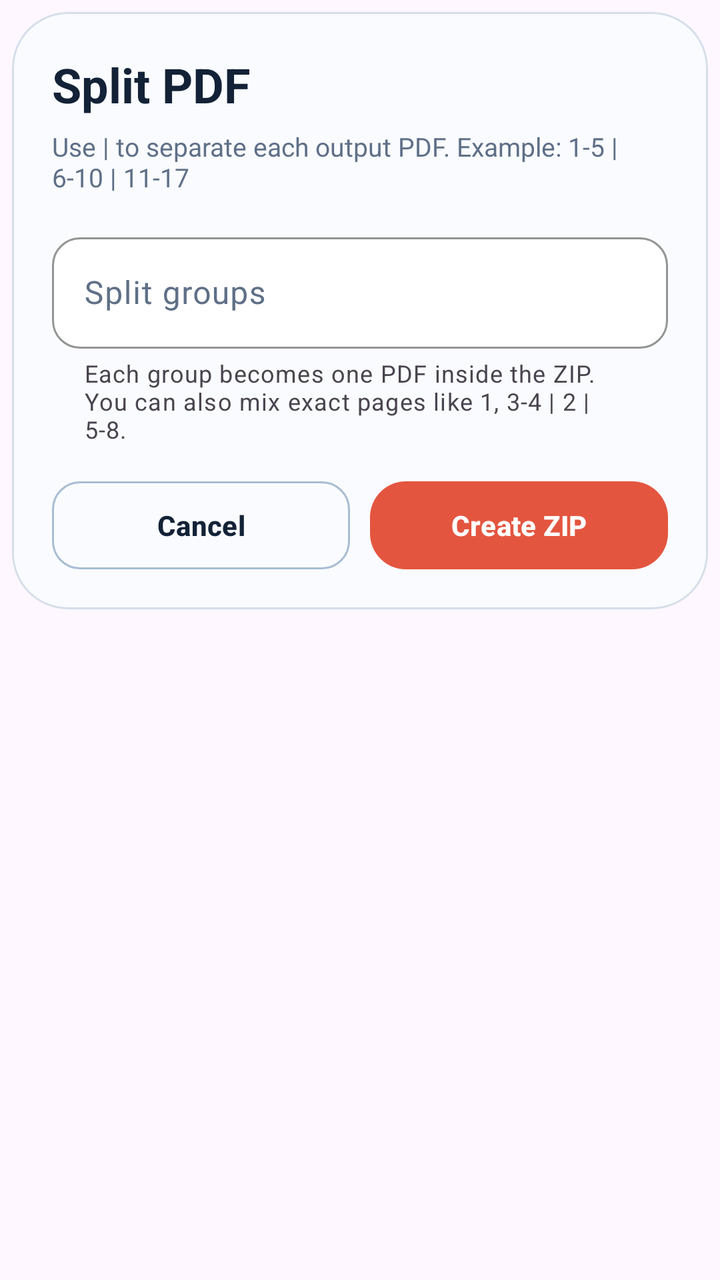
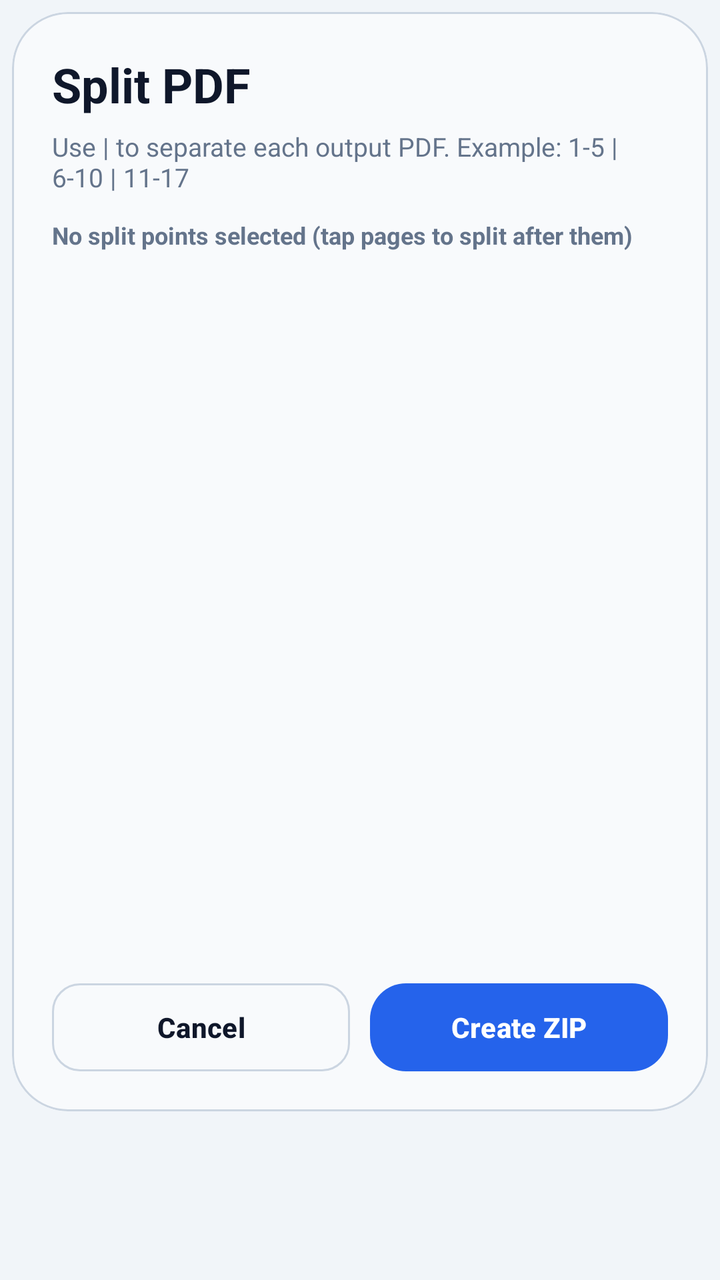

Compare the two renders of this Android layout. The source of the first and the diff that turns it into the second are given below.
<!-- AndroidManifest.xml: application theme Theme.PDFZipExporter -->
<!-- res/layout/dialog_split_pdf.xml -->
<?xml version="1.0" encoding="utf-8"?>
<LinearLayout xmlns:android="http://schemas.android.com/apk/res/android"
    xmlns:app="http://schemas.android.com/apk/res-auto"
    android:layout_width="match_parent"
    android:layout_height="wrap_content"
    android:orientation="vertical"
    android:padding="6dp">

    <com.google.android.material.card.MaterialCardView
        android:layout_width="match_parent"
        android:layout_height="wrap_content"
        app:cardBackgroundColor="@color/card_surface_strong"
        app:cardCornerRadius="28dp"
        app:cardElevation="0dp"
        app:strokeColor="@color/card_stroke"
        app:strokeWidth="1dp">

        <LinearLayout
            android:layout_width="match_parent"
            android:layout_height="wrap_content"
            android:orientation="vertical"
            android:padding="20dp">

            <LinearLayout
                android:layout_width="match_parent"
                android:layout_height="wrap_content"
                android:gravity="center_vertical"
                android:orientation="horizontal">

                <TextView
                    android:layout_width="0dp"
                    android:layout_height="wrap_content"
                    android:layout_weight="1"
                    android:text="@string/split_dialog_title"
                    android:textColor="@color/title_text"
                    android:textSize="24sp"
                    android:textStyle="bold" />

                <TextView
                    android:id="@+id/splitPageCountBadge"
                    android:layout_width="wrap_content"
                    android:layout_height="wrap_content"
                    android:background="@drawable/bg_feature_pill"
                    android:paddingStart="12dp"
                    android:paddingTop="7dp"
                    android:paddingEnd="12dp"
                    android:paddingBottom="7dp"
                    android:textColor="@color/title_text"
                    android:textSize="12sp"
                    android:textStyle="bold"
                    android:visibility="gone" />
            </LinearLayout>

            <TextView
                android:layout_width="match_parent"
                android:layout_height="wrap_content"
                android:layout_marginTop="6dp"
                android:text="@string/split_dialog_subtitle"
                android:textColor="@color/body_text"
                android:textSize="13sp" />

            <com.google.android.material.textfield.TextInputLayout
                style="@style/Widget.PDFZipExporter.TextInputLayout"
                android:layout_width="match_parent"
                android:layout_height="wrap_content"
                android:layout_marginTop="16dp"
                android:hint="@string/split_groups_label"
                app:helperText="@string/split_groups_helper">

                <com.google.android.material.textfield.TextInputEditText
                    android:id="@+id/splitGroupsInput"
                    android:layout_width="match_parent"
                    android:layout_height="wrap_content"
                    android:inputType="text"
                    android:minLines="2"
                    android:textColor="@color/title_text"
                    android:textColorHint="@color/body_text" />
            </com.google.android.material.textfield.TextInputLayout>

            <LinearLayout
                android:layout_width="match_parent"
                android:layout_height="wrap_content"
                android:layout_marginTop="18dp"
                android:gravity="center_vertical"
                android:orientation="horizontal">

                <com.google.android.material.button.MaterialButton
                    android:id="@+id/splitPdfCancelButton"
                    style="@style/Widget.PDFZipExporter.Button.Outline"
                    android:layout_width="0dp"
                    android:layout_height="44dp"
                    android:layout_weight="1"
                    android:text="@android:string/cancel" />

                <Space
                    android:layout_width="10dp"
                    android:layout_height="wrap_content" />

                <com.google.android.material.button.MaterialButton
                    android:id="@+id/splitPdfConfirmButton"
                    style="@style/Widget.PDFZipExporter.Button.Primary"
                    android:layout_width="0dp"
                    android:layout_height="44dp"
                    android:layout_weight="1"
                    android:text="@string/split_confirm" />
            </LinearLayout>
        </LinearLayout>
    </com.google.android.material.card.MaterialCardView>
</LinearLayout>
<!-- resources referenced by this layout -->
<resources>
  <color name="body_text">#5F7087</color>
  <color name="card_stroke">#D5DEE9</color>
  <color name="card_surface_strong">#F9FBFF</color>
  <color name="title_text">#132236</color>
  <!-- drawable bg_feature_pill (drawable) -->
  <?xml version="1.0" encoding="utf-8"?>
  <shape xmlns:android="http://schemas.android.com/apk/res/android"
      android:shape="rectangle">
      <corners android:radius="999dp" />
      <solid android:color="@color/feature_pill_bg" />
      <stroke
          android:width="1dp"
          android:color="@color/feature_pill_stroke" />
  </shape>
  <string name="split_confirm">Create ZIP</string>
  <string name="split_dialog_subtitle">Use | to separate each output PDF. Example: 1-5 | 6-10 | 11-17</string>
  <string name="split_dialog_title">Split PDF</string>
  <string name="split_groups_helper">Each group becomes one PDF inside the ZIP. You can also mix exact pages like 1, 3-4 | 2 | 5-8.</string>
  <string name="split_groups_label">Split groups</string>
  <style name="Theme.PDFZipExporter" parent="Theme.Material3.DayNight.NoActionBar">
          <item name="android:statusBarColor">@android:color/transparent</item>
          <item name="android:navigationBarColor">@android:color/transparent</item>
          <item name="android:windowLightStatusBar">true</item>
          <item name="android:windowBackground">@drawable/bg_main</item>
          <item name="colorPrimary">@color/progress_color</item>
          <item name="colorOnPrimary">@android:color/white</item>
          <item name="colorSecondary">@color/button_secondary_text</item>
          <item name="colorSurface">@color/card_surface</item>
      </style>
  <color name="feature_pill_bg">#FFF0EA</color>
  <color name="feature_pill_stroke">#F8D4CA</color>
  <color name="button_outline_stroke">#A9BDD3</color>
  <color name="progress_color">#E4553F</color>
  <color name="input_surface">#FFFFFFFF</color>
  <color name="input_stroke">#B9C8DA</color>
  <style name="ShapeAppearance.PDFZipExporter.Input" parent="">
          <item name="cornerFamily">rounded</item>
          <item name="cornerSize">14dp</item>
      </style>
  <!-- drawable bg_main (drawable) -->
  <?xml version="1.0" encoding="utf-8"?>
  <layer-list xmlns:android="http://schemas.android.com/apk/res/android">
      <item>
          <shape android:shape="rectangle">
              <gradient
                  android:angle="300"
                  android:endColor="@color/background_end"
                  android:startColor="@color/background_start" />
          </shape>
      </item>
  
      <item
          android:left="-120dp"
          android:top="-140dp">
          <shape android:shape="oval">
              <size
                  android:width="360dp"
                  android:height="360dp" />
              <gradient
                  android:endColor="#00D5E2F4"
                  android:gradientRadius="190dp"
                  android:startColor="#73D5E2F4"
                  android:type="radial" />
          </shape>
      </item>
  
      <item
          android:bottom="-130dp"
          android:right="-120dp">
          <shape android:shape="oval">
              <size
                  android:width="340dp"
                  android:height="340dp" />
              <gradient
                  android:endColor="#00B5C9E4"
                  android:gradientRadius="200dp"
                  android:startColor="#66B5C9E4"
                  android:type="radial" />
          </shape>
      </item>
  </layer-list>
  <color name="button_secondary_text">#D24C38</color>
  <color name="card_surface">#FFFFFFFF</color>
  <color name="background_end">#E9EEF6</color>
  <color name="background_start">#F6F8FC</color>
  <!-- unchanged entries left out for length: 3 -->
</resources>

<!-- the commit's change to res/layout/dialog_split_pdf.xml (unified diff, before → after) -->
@@ -60,12 +60,14 @@
                 android:textSize="13sp" />
 
             <com.google.android.material.textfield.TextInputLayout
+                android:id="@+id/splitGroupsInputLayout"
                 style="@style/Widget.PDFZipExporter.TextInputLayout"
                 android:layout_width="match_parent"
                 android:layout_height="wrap_content"
                 android:layout_marginTop="16dp"
                 android:hint="@string/split_groups_label"
-                app:helperText="@string/split_groups_helper">
+                app:helperText="@string/split_groups_helper"
+                android:visibility="gone">
 
                 <com.google.android.material.textfield.TextInputEditText
                     android:id="@+id/splitGroupsInput"
@@ -76,6 +78,23 @@
                     android:textColor="@color/title_text"
                     android:textColorHint="@color/body_text" />
             </com.google.android.material.textfield.TextInputLayout>
+
+            <TextView
+                android:id="@+id/splitSelectionStatus"
+                android:layout_width="wrap_content"
+                android:layout_height="wrap_content"
+                android:layout_marginTop="12dp"
+                android:textColor="@color/body_text"
+                android:textSize="12sp"
+                android:textStyle="bold"
+                android:text="No split points selected (tap pages to split after them)" />
+
+            <androidx.recyclerview.widget.RecyclerView
+                android:id="@+id/splitPagesGrid"
+                android:layout_width="match_parent"
+                android:layout_height="340dp"
+                android:layout_marginTop="8dp"
+                android:scrollbars="vertical" />
 
             <LinearLayout
                 android:layout_width="match_parent"
<!-- resource entries referenced after the edit -->
@@ -1,9 +1,9 @@
 <!-- resources referenced by this layout -->
 <resources>
-  <color name="body_text">#5F7087</color>
-  <color name="card_stroke">#D5DEE9</color>
-  <color name="card_surface_strong">#F9FBFF</color>
-  <color name="title_text">#132236</color>
+  <color name="body_text">#64748B</color>
+  <color name="card_stroke">#CBD5E1</color>
+  <color name="card_surface_strong">#F8FAFC</color>
+  <color name="title_text">#0F172A</color>
   <!-- drawable bg_feature_pill (drawable) -->
   <?xml version="1.0" encoding="utf-8"?>
   <shape xmlns:android="http://schemas.android.com/apk/res/android"
@@ -17,9 +17,20 @@
   <string name="split_confirm">Create ZIP</string>
   <string name="split_dialog_subtitle">Use | to separate each output PDF. Example: 1-5 | 6-10 | 11-17</string>
   <string name="split_dialog_title">Split PDF</string>
-  <string name="split_groups_helper">Each group becomes one PDF inside the ZIP. You can also mix exact pages like 1, 3-4 | 2 | 5-8.</string>
+  <string name="split_groups_helper">Each group becomes one PDF inside the ZIP. Example: 1, 3-4 | 2 | 5-8</string>
   <string name="split_groups_label">Split groups</string>
-  <style name="Theme.PDFZipExporter" parent="Theme.Material3.DayNight.NoActionBar">
+  <style name="Theme.PDFZipExporter" parent="Base.Theme.PDFZipExporter" />
+  <color name="feature_pill_bg">#E2E8F0</color>
+  <color name="feature_pill_stroke">#CBD5E1</color>
+  <color name="button_outline_stroke">#CBD5E1</color>
+  <color name="progress_color">#2563EB</color>
+  <color name="input_surface">#FFFFFF</color>
+  <color name="input_stroke">#CBD5E1</color>
+  <style name="ShapeAppearance.PDFZipExporter.Input" parent="">
+          <item name="cornerFamily">rounded</item>
+          <item name="cornerSize">14dp</item>
+      </style>
+  <style name="Base.Theme.PDFZipExporter" parent="Theme.Material3.DayNight.NoActionBar">
           <item name="android:statusBarColor">@android:color/transparent</item>
           <item name="android:navigationBarColor">@android:color/transparent</item>
           <item name="android:windowLightStatusBar">true</item>
@@ -29,62 +40,15 @@
           <item name="colorSecondary">@color/button_secondary_text</item>
           <item name="colorSurface">@color/card_surface</item>
       </style>
-  <color name="feature_pill_bg">#FFF0EA</color>
-  <color name="feature_pill_stroke">#F8D4CA</color>
-  <color name="button_outline_stroke">#A9BDD3</color>
-  <color name="progress_color">#E4553F</color>
-  <color name="input_surface">#FFFFFFFF</color>
-  <color name="input_stroke">#B9C8DA</color>
-  <style name="ShapeAppearance.PDFZipExporter.Input" parent="">
-          <item name="cornerFamily">rounded</item>
-          <item name="cornerSize">14dp</item>
-      </style>
   <!-- drawable bg_main (drawable) -->
   <?xml version="1.0" encoding="utf-8"?>
-  <layer-list xmlns:android="http://schemas.android.com/apk/res/android">
-      <item>
-          <shape android:shape="rectangle">
-              <gradient
-                  android:angle="300"
-                  android:endColor="@color/background_end"
-                  android:startColor="@color/background_start" />
-          </shape>
-      </item>
-  
-      <item
-          android:left="-120dp"
-          android:top="-140dp">
-          <shape android:shape="oval">
-              <size
-                  android:width="360dp"
-                  android:height="360dp" />
-              <gradient
-                  android:endColor="#00D5E2F4"
-                  android:gradientRadius="190dp"
-                  android:startColor="#73D5E2F4"
-                  android:type="radial" />
-          </shape>
-      </item>
-  
-      <item
-          android:bottom="-130dp"
-          android:right="-120dp">
-          <shape android:shape="oval">
-              <size
-                  android:width="340dp"
-                  android:height="340dp" />
-              <gradient
-                  android:endColor="#00B5C9E4"
-                  android:gradientRadius="200dp"
-                  android:startColor="#66B5C9E4"
-                  android:type="radial" />
-          </shape>
-      </item>
-  </layer-list>
-  <color name="button_secondary_text">#D24C38</color>
-  <color name="card_surface">#FFFFFFFF</color>
-  <color name="background_end">#E9EEF6</color>
-  <color name="background_start">#F6F8FC</color>
+  <shape xmlns:android="http://schemas.android.com/apk/res/android"
+      android:shape="rectangle">
+      <solid android:color="@color/background_start" />
+  </shape>
+  <color name="button_secondary_text">#2563EB</color>
+  <color name="card_surface">#FFFFFF</color>
+  <color name="background_start">#F1F5F9</color>
   <!-- unchanged entries left out for length: 3 -->
 </resources>
 
